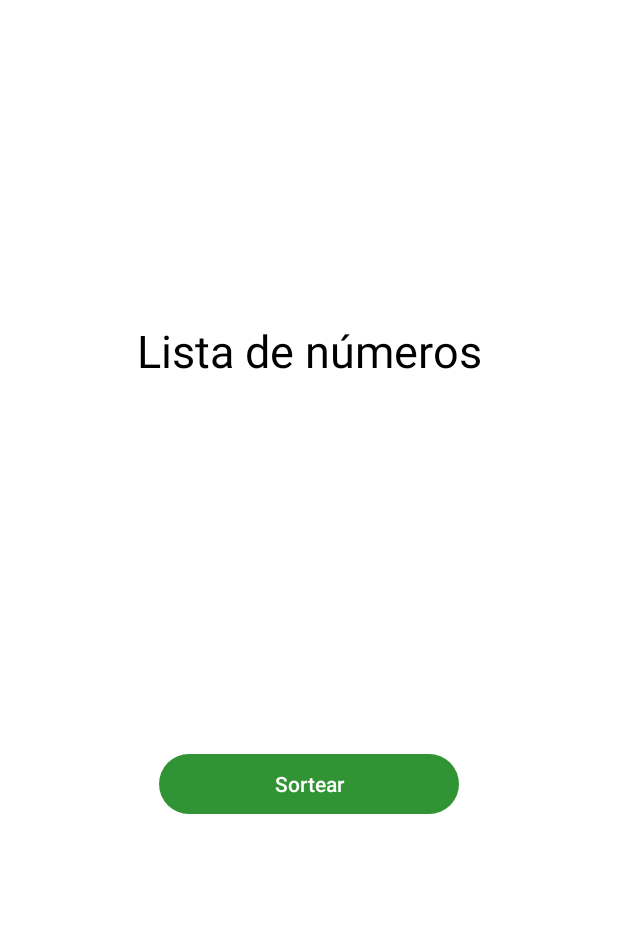
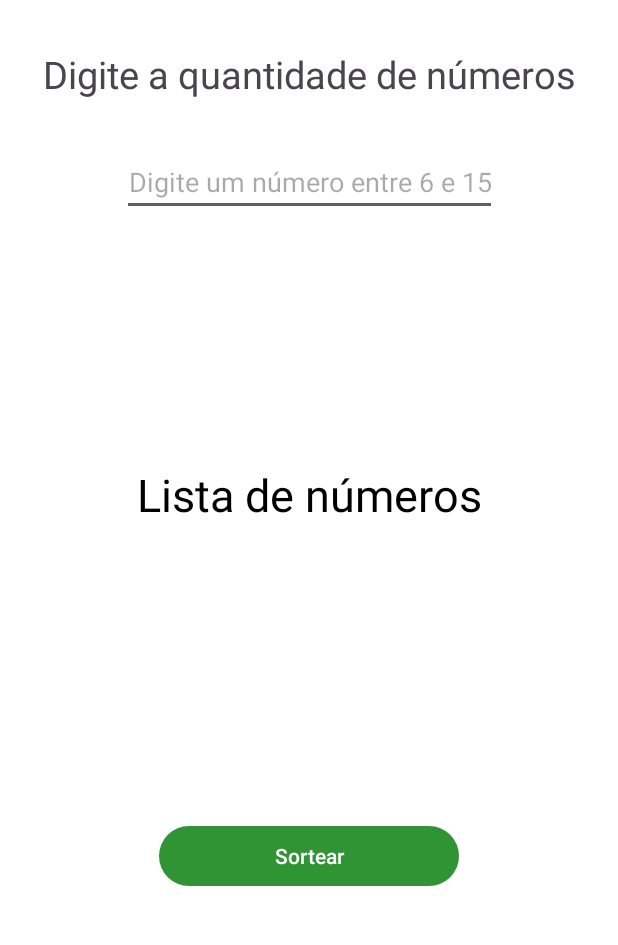
Before and after one commit to harrissondutra/APP_MegaSena, an Android app: the layout activity_main.xml on its own in the app's theme, with its tools: preview values and no code run, on a phone screen of 412 x 824 dp, the part 96-1041 px from its top. Run offline under Robolectric (Android 15) with nearby library versions, the phone set to English and light mode, and no system bars.

Commit message:
Ajustes de bus e refatoração

```diff
--- a/app/src/main/res/layout/activity_main.xml
+++ b/app/src/main/res/layout/activity_main.xml
@@ -34,25 +34,29 @@
 
 
     </com.google.android.material.appbar.MaterialToolbar>
-<!--
+
     <TextView
         android:id="@+id/txt_pergunta"
         android:layout_width="wrap_content"
         android:layout_height="wrap_content"
         android:layout_marginTop="32dp"
-        android:text="Digite a quantidade de números"
+        android:textSize="25sp"
+        android:text="@string/label_qtdNumeros"
         app:layout_constraintEnd_toEndOf="parent"
         app:layout_constraintStart_toStartOf="parent"
         app:layout_constraintTop_toBottomOf="@id/toolbar" />
 
-    <Spinner
-        android:id="@+id/spinner"
-        android:layout_width="50dp"
+    <EditText
+        android:id="@+id/edt_numeros"
+        android:layout_width="wrap_content"
         android:layout_height="wrap_content"
         android:layout_marginTop="32dp"
+        android:hint="@string/hint"
+        android:inputType="number"
+        android:textAlignment="center"
         app:layout_constraintEnd_toEndOf="parent"
         app:layout_constraintStart_toStartOf="parent"
-        app:layout_constraintTop_toBottomOf="@id/txt_pergunta" />-->
+        app:layout_constraintTop_toBottomOf="@id/txt_pergunta" />
 
     <TextView
         android:id="@+id/txt_numeros"
@@ -66,7 +70,7 @@
         app:layout_constraintBottom_toTopOf="@+id/button"
         app:layout_constraintEnd_toEndOf="parent"
         app:layout_constraintStart_toStartOf="parent"
-        app:layout_constraintTop_toBottomOf="@+id/toolbar"
+        app:layout_constraintTop_toBottomOf="@+id/edt_numeros"
         tools:text="@string/numeros" />
 
     <Button
--- a/app/src/main/res/values/strings.xml
+++ b/app/src/main/res/values/strings.xml
@@ -3,5 +3,7 @@
     <string name="numeros">Lista de números</string>
     <string name="sortear">Sortear</string>
     <string name="iniciar">Clique para escolher os números</string>
+    <string name="hint">Digite um número entre 6 e 15</string>
+    <string name="label_qtdNumeros">Digite a quantidade de números</string>
 
 </resources>
```
Also changed, not shown: app/src/main/java/com/estudo/app_megasena/MainActivity.kt (+30 -31 lines).
